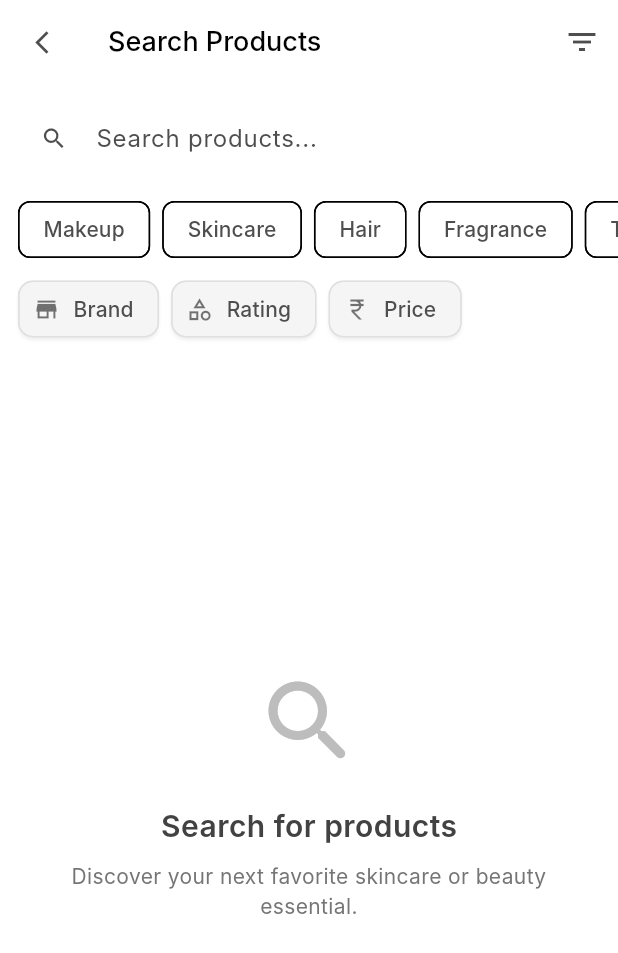
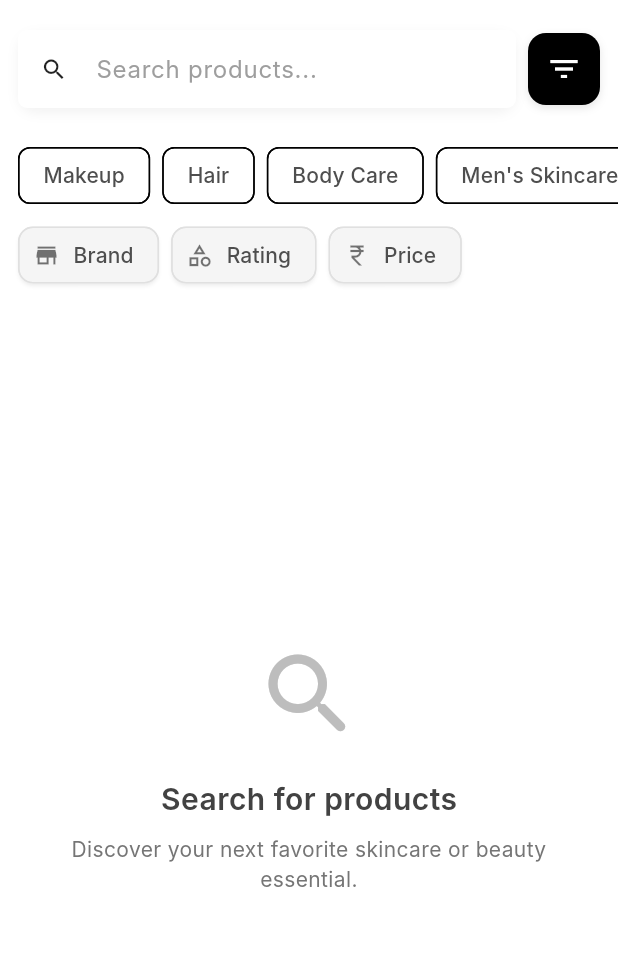
Before and after one commit to murthasa-ibrahim/beauty_barn_app, a Flutter app: the screen it shows after launch, on a phone screen of 412 x 824 dp. Shown: the top 953 px of the screen. Run offline on Flutter 3.47's test engine with Material 3 defaults, Android fonts, the phone set to English and light mode, and no system bars; our stand-ins replace bloc, dio, flutter_bloc, flutter_html, flutter_rating_bar, flutter_screenutil and 6 more; Roboto replaces fonts that are missing (Inter).

Commit message:
some UI modification

```diff
--- a/lib/config/routes/app_router.dart
+++ b/lib/config/routes/app_router.dart
@@ -7,8 +7,6 @@ import 'package:machine_test_superlabs/src/features/product_search/presentation/
 import 'package:machine_test_superlabs/src/features/product_search/presentation/pages/search_page.dart';
 
 class NavigationService {
-  // final GlobalKey<NavigatorState> _shellNavigatorKey =
-  //     GlobalKey<NavigatorState>(debugLabel: 'shell');
   final GlobalKey<NavigatorState> navigatorKey =
       GlobalKey<NavigatorState>(debugLabel: 'root');
 
--- a/lib/src/core/bloc_providers/app_bloc_providers.dart
+++ b/lib/src/core/bloc_providers/app_bloc_providers.dart
@@ -1,8 +1,6 @@
 import 'package:flutter_bloc/flutter_bloc.dart';
 import 'package:machine_test_superlabs/src/features/product_search/presentation/bloc/product_bloc/product_bloc.dart';
 
-
 List<BlocProvider> appBlocProviders = [
   BlocProvider<ProductBloc>(create: (context) => ProductBloc()),
-
 ];
--- a/lib/src/features/auth/presentaion/splash_screen.dart
+++ b/lib/src/features/auth/presentaion/splash_screen.dart
@@ -1,5 +1,6 @@
 import 'package:flutter/material.dart';
 import 'package:go_router/go_router.dart';
+import 'package:machine_test_superlabs/config/constants/app_colors.dart';
 import 'package:machine_test_superlabs/config/routes/routes.dart';
 
 class SplashScreen extends StatefulWidget {
@@ -51,7 +52,7 @@ class _SplashScreenState extends State<SplashScreen>
       body: Container(
         decoration: const BoxDecoration(
           gradient: LinearGradient(
-            colors: [Color(0xFF3A1C6C), Color(0xFFD5006D), Colors.black],
+            colors: [Color(0xFF3A1C6C), Color(0xFFD5006D), AppColors.black],
             begin: Alignment.topLeft,
             end: Alignment.bottomRight,
           ),
@@ -65,7 +66,7 @@ class _SplashScreenState extends State<SplashScreen>
                   scale: _animation,
                   child: Icon(
                     Icons.shopping_cart_rounded,
-                    color: Colors.white,
+                    color: AppColors.white,
                     size: 100,
                   ),
                 ),
@@ -75,7 +76,7 @@ class _SplashScreenState extends State<SplashScreen>
                   style: TextStyle(
                     fontSize: 28,
                     fontWeight: FontWeight.bold,
-                    color: Colors.white,
+                    color: AppColors.white,
                     letterSpacing: 1.5,
                   ),
                 ),
@@ -92,7 +93,7 @@ class _SplashScreenState extends State<SplashScreen>
                 ),
                 const SizedBox(height: 20),
                 const CircularProgressIndicator(
-                  valueColor: AlwaysStoppedAnimation<Color>(Colors.white),
+                  valueColor: AlwaysStoppedAnimation<Color>(AppColors.white),
                 ),
               ],
             ),
--- a/lib/src/features/product_search/data/product_search_repo.dart
+++ b/lib/src/features/product_search/data/product_search_repo.dart
@@ -70,7 +70,6 @@ class ProductRepo {
     }
   }
 
-
   Future<SearchProductResponse?> getSuggestions(String query) async {
     try {
       final response = await _apiService.get(
@@ -89,7 +88,6 @@ class ProductRepo {
     }
   }
 
-  /// 📋 Get single product by handler
   Future<ProductDetailData?> getProductByHandler(String handler) async {
     try {
       final response = await _apiService.get('/store/product/$handler');
--- a/lib/src/features/product_search/presentation/pages/search_page.dart
+++ b/lib/src/features/product_search/presentation/pages/search_page.dart
@@ -4,6 +4,7 @@ import 'package:flutter/material.dart';
 import 'package:flutter_bloc/flutter_bloc.dart';
 import 'package:go_router/go_router.dart';
 import 'package:machine_test_superlabs/config/constants/app_colors.dart';
+import 'package:machine_test_superlabs/config/constants/constants.dart';
 import 'package:machine_test_superlabs/config/routes/routes.dart';
 import 'package:machine_test_superlabs/src/features/product_search/model/product_search_model.dart';
 import 'package:machine_test_superlabs/src/services/remote/base/base.dart';
@@ -17,10 +18,11 @@ class SearchPage extends StatefulWidget {
 
   final List<String> categories = [
     'Makeup',
-    'Skincare',
     'Hair',
-    'Fragrance',
-    'Tools',
+    'Body Care',
+    "Men's Skincare",
+    'Brands',
+    'BestSellers',
   ];
 
   @override
@@ -149,25 +151,27 @@ class _SearchPageState extends State<SearchPage> {
           FocusScope.of(context).unfocus();
         },
         child: Scaffold(
-          appBar: AppBar(
-            title: const Text("Search Products"),
-            actions: [
-              IconButton(
-                icon: const Icon(Icons.filter_list),
-                onPressed: () {
-                  FocusScope.of(context).unfocus();
-                  context.push(Routes.filter);
-                },
-              ),
-            ],
-          ),
-          body: Column(
+          // appBar: AppBar(
+          //   // title: const Text("Search Products"),
+          //   actions: [
+          //     IconButton(
+          //       icon: const Icon(Icons.filter_list),
+          //       onPressed: () {
+          //         FocusScope.of(context).unfocus();
+          //         context.push(Routes.filter);
+          //       },
+          //     ),
+          //   ],
+          // ),
+          body: SafeArea(
+            child: Column(
               children: [
                 buildSearchAndSuggesion(context, maxSuggestionHeight),
                 buildCategorySection(),
                 FilterSection(),
                 ProductListingSection(productScrollCtrl: productScrollCtrl),
               ],
+            ),
           ),
         ),
       ),
@@ -180,31 +184,83 @@ class _SearchPageState extends State<SearchPage> {
       padding: const EdgeInsets.all(12),
       child: Column(
         children: [
-          TextField(
+          Padding(
+            padding: const EdgeInsets.symmetric(vertical: 8),
+            child: Row(
+              children: [
+                Expanded(
+                  child: Container(
+                    decoration: BoxDecoration(
+                      color: Colors.white,
+                      borderRadius: BorderRadius.circular(12),
+                      boxShadow: [
+                        BoxShadow(
+                          color: Colors.black.withValues(alpha: 0.05),
+                          blurRadius: 6,
+                          offset: const Offset(0, 3),
+                        ),
+                      ],
+                    ),
+                    child: TextField(
                       controller: _controller,
                       focusNode: _focusNode,
                       textInputAction: TextInputAction.search,
                       decoration: InputDecoration(
-              labelText: 'Search products...',
-              border: const OutlineInputBorder(),
-              prefixIcon: const Icon(Icons.search),
+                        contentPadding: const EdgeInsets.symmetric(
+                            horizontal: 16, vertical: 14),
+                        hintText: 'Search products...',
+                        hintStyle: TextStyle(color: Colors.grey.shade500),
+                        prefixIcon:
+                            const Icon(Icons.search, color: Colors.black87),
                         suffixIcon: _controller.text.isNotEmpty
                             ? IconButton(
-                      icon: const Icon(Icons.clear),
+                                icon:
+                                    const Icon(Icons.clear, color: Colors.grey),
                                 onPressed: () {
                                   _controller.clear();
                                   context
                                       .read<ProductBloc>()
                                       .add(ProductEvent.refreshUi());
-                        context
-                            .read<ProductBloc>()
-                            .add(ProductEvent.clearSearchSuggestions());
+                                  context.read<ProductBloc>().add(
+                                      ProductEvent.clearSearchSuggestions());
                                 },
                               )
                             : null,
+                        border: OutlineInputBorder(
+                          borderRadius: BorderRadius.circular(12),
+                          borderSide: BorderSide.none,
+                        ),
+                        filled: true,
+                        fillColor: Colors.white,
                       ),
                       onChanged: _onSearchChanged,
                       onSubmitted: _onSubmitted,
+                    ),
+                  ),
+                ),
+                const SizedBox(width: 8),
+                Container(
+                  decoration: BoxDecoration(
+                    color: Colors.black,
+                    borderRadius: BorderRadius.circular(12),
+                    boxShadow: [
+                      BoxShadow(
+                        color: Colors.black.withOpacity(0.1),
+                        blurRadius: 4,
+                        offset: const Offset(0, 2),
+                      ),
+                    ],
+                  ),
+                  child: IconButton(
+                    icon: const Icon(Icons.filter_list, color: Colors.white),
+                    onPressed: () {
+                      FocusScope.of(context).unfocus();
+                      context.push(Routes.filter);
+                    },
+                  ),
+                ),
+              ],
+            ),
           ),
           BlocBuilder<ProductBloc, ProductState>(
             builder: (context, state) {
--- a/lib/src/services/remote/api/api_service.dart
+++ b/lib/src/services/remote/api/api_service.dart
@@ -60,8 +60,6 @@ class DioApiService {
       },
     ));
   }
-
-  /// -------------------- COMMON REQUEST METHODS --------------------
 
   Future<Response<dynamic>> get(
     String endpoint, {
@@ -131,8 +129,6 @@ class DioApiService {
     }
   }
 
-  /// -------------------- PRIVATE HELPERS --------------------
-
   Response _handleError(DioException e) {
     final statusCode = e.response?.statusCode ?? 500;
     final message =
```
Lines whose indentation alone changed are shown as unchanged.
